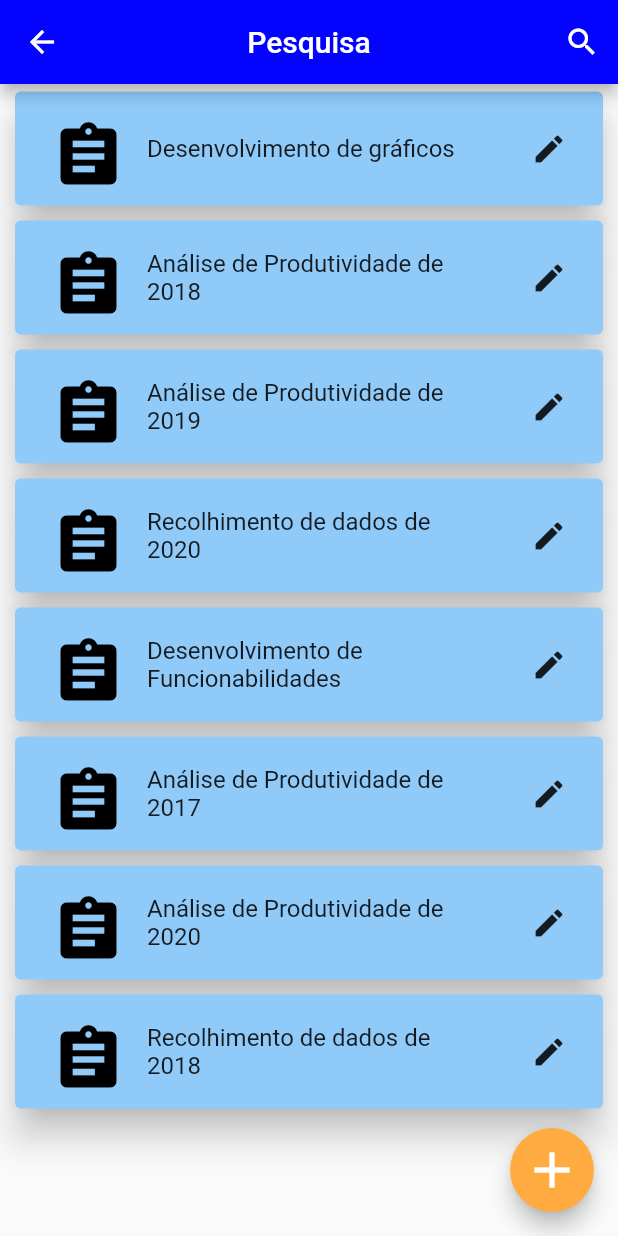
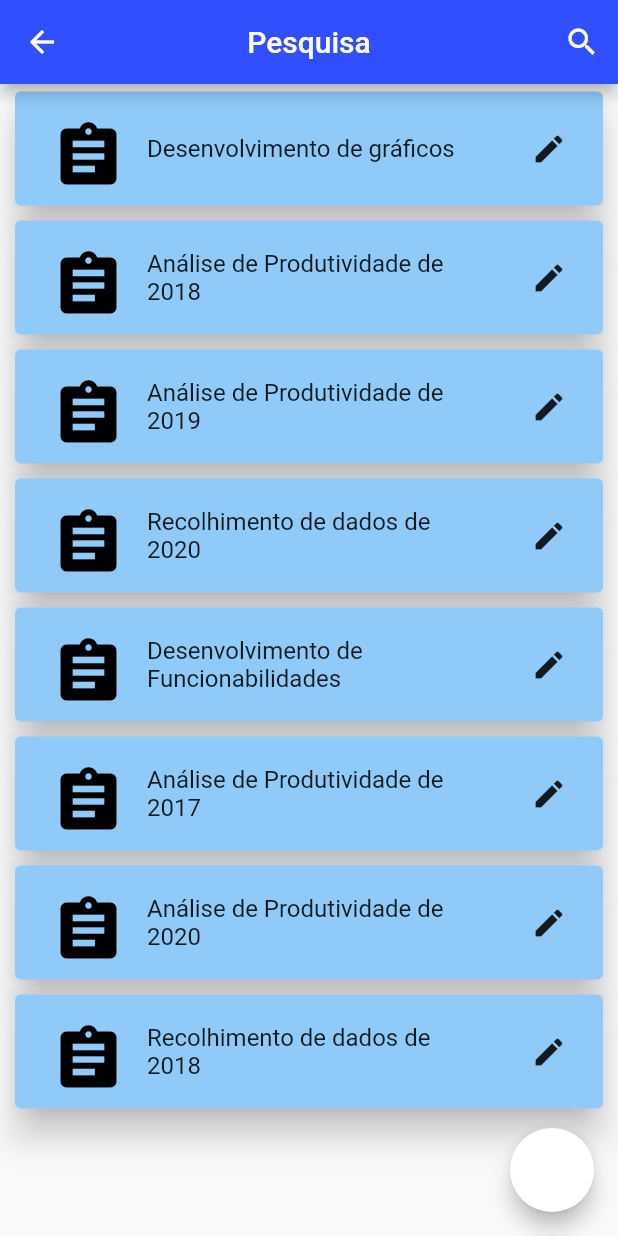
Before and after one commit to UFRPE-ODG/Pr-totipo, a Flutter app: the SearchPage screen opened directly, on a phone screen of 412 x 824 dp. Run offline on Flutter 3.47's test engine with Material 2 defaults, Android fonts, the phone set to English and light mode, and no system bars; our stand-ins replace progress_dialog, simple_animations, splashscreen, sqflite; missing offline and left inert: commons, google_maps_flutter_heatmap; accounts and stored records are empty.

Commit message:
Update Cores

```diff
--- a/lib/App/Destinos/Listagem.dart
+++ b/lib/App/Destinos/Listagem.dart
@@ -60,7 +60,7 @@ class _SearchPageState extends State<SearchPage> {
 
       floatingActionButton: FloatingActionButton(
         child: Icon(Icons.add,size: 40,),
-        backgroundColor: Colors.orangeAccent ,
+        backgroundColor: Colors.white ,
 
         onPressed: (){
             Navigator.push(context, MaterialPageRoute(builder: (context) => AddProjeto()));
@@ -68,7 +68,7 @@ class _SearchPageState extends State<SearchPage> {
       ),
 
       appBar: new AppBar(    centerTitle: true,
-        backgroundColor: Color(0xFF0303ff),
+        backgroundColor: Color(0xFF3050ff),
         title: !isSearching
           ? Text("Pesquisa")
           : TextField(
```
